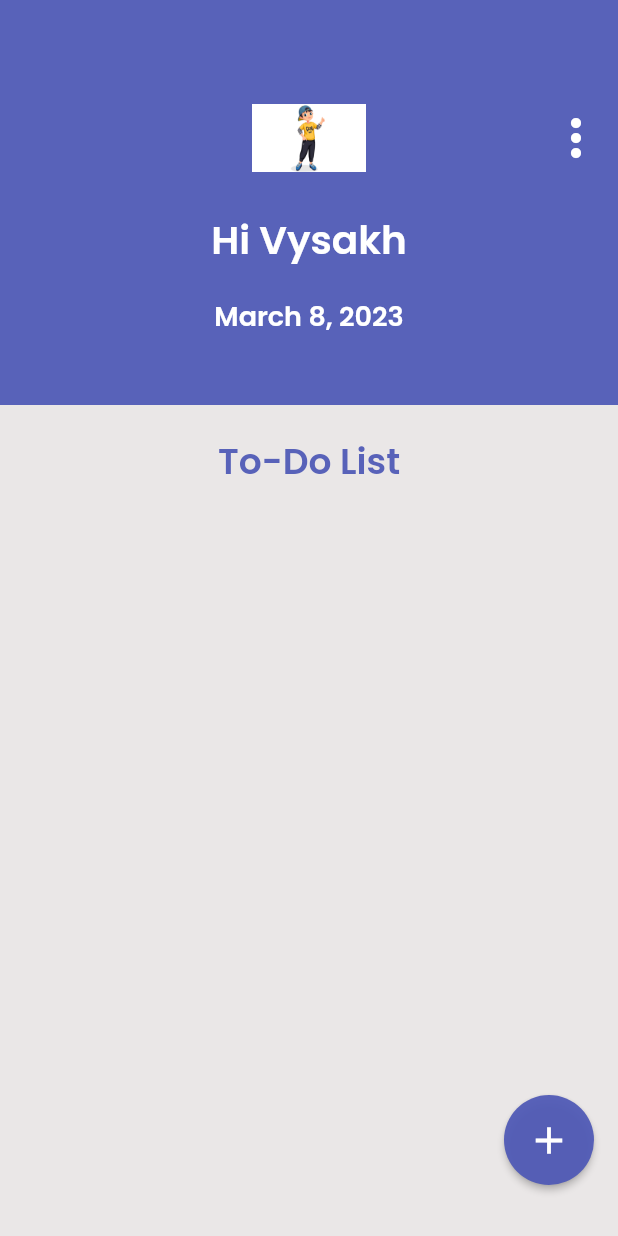
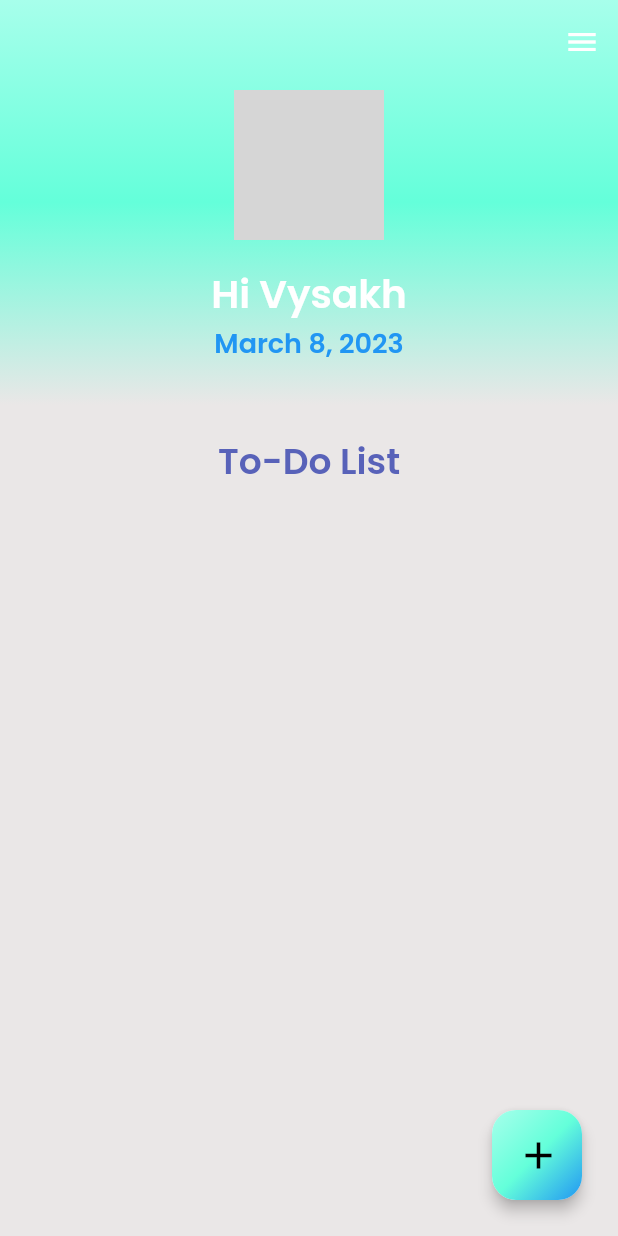
Before and after one commit to vysakhck/to_do_list_app, a Flutter app: the screen it shows after launch, on a phone screen of 412 x 824 dp. Run offline on Flutter 3.47's test engine with Material 2 defaults, Android fonts, the phone set to English and light mode, and no system bars; our stand-ins replace google_fonts; network calls fail; grey boxes are pictures that could not be loaded.

Commit message:
add 3 files

```diff
--- a/lib/body.dart
+++ b/lib/body.dart
@@ -71,98 +71,58 @@ class _TodoAppState extends State<TodoApp> {
             padding: EdgeInsets.only(top: 60),
             height: 270,
             width: 430,
-            color: Color(0xF1505AB6),
+            // color: Color(0xF1505AB6),
+            decoration: BoxDecoration(
+              gradient: LinearGradient(
+                begin: Alignment.topCenter,
+                end: Alignment.bottomCenter,
+                colors: [
+                  Colors.tealAccent[100]!,
+                  Colors.tealAccent[200]!,
+                  Color(0xFFEAE7E7),
+                ],
+              ),
+            ),
             child: Column(
               children: [
-                Container(
-                  width: double.infinity,
-                  height: 64.0,
-
-                  // width: 300,
-                  child: Stack(
-                    children: [
-                      Align(
-                        alignment: Alignment.center,
-                        child: IconButton(
-                          // height: 76,
-                          // width: 76,
-                          icon: Image.asset(
-                            'assets/person2.jpg',
-                          ),
-
-                          iconSize: 76,
-                          onPressed: () {
+                GestureDetector(
+                  onTap: () {
                     Navigator.of(context).push(
                       MaterialPageRoute(
-                                builder: (context) => MyStatefulWidget(),
+                        builder: (context) => LoginPage(),
                       ),
                     );
                   },
-                        ),
-                      ),
-                      Align(
-                        alignment: Alignment.centerRight,
-                        child: IconButton(
-                          icon: Icon(Icons.more_vert_rounded),
-                          color: Colors.white,
-                          iconSize: 40,
-                          onPressed: () {
-                            Drawer(
-                              child: ListView(
-                                padding: EdgeInsets.zero,
-                                children: [
-                                  DrawerHeader(
-                                    decoration: BoxDecoration(
-                                      color: Colors.blue,
-                                    ),
-                                    child: Text('Drawer Header'),
-                                  ),
-                                  ListTile(
-                                    title: Text('Item 1'),
-                                    onTap: () {},
-                                  ),
-                                  ListTile(
-                                    title: Text('Item 2'),
-                                    onTap: () {},
-                                  ),
-                                ],
-                              ),
-                            );
-                          },
-                        ),
-                      ),
-                    ],
+                  child: CircleAvatar(
+                    radius: 50,
+                    backgroundImage: NetworkImage(
+                        'https://api.dicebear.com/5.x/fun-emoji/png?seed=Buster'),
                   ),
                 ),
                 SizedBox(
                   height: 16,
                 ),
                 Container(
-                    child: Text('Hi Vysakh',
+                  child: Text(
+                    'Hi Vysakh',
                     style: GoogleFonts.poppins(
                       fontSize: 26,
                       fontWeight: FontWeight.w600,
-                            color: Colors.white))),
+                      color: Colors.white,
+                    ),
+                  ),
+                ),
                 // fontSize: 24,
                 // fontWeight: FontWeight.w500,
                 // color: Colors.white),)
 
-                SizedBox(
-                  height: 18,
-                ),
-                Container(
-                  // margin: const EdgeInsets.only(top: 10, left: 20)
-
-                  child: Text(
+                Text(
                   DateFormat.yMMMMd().format(DateTime.now()),
                   style: GoogleFonts.poppins(
                     fontSize: 18,
                     fontWeight: FontWeight.w600,
-                        color: Colors.white),
+                    color: Colors.blue,
                   ),
-                ),
-                const SizedBox(
-                  height: 10,
                 ),
               ],
             ),
@@ -192,13 +152,28 @@ class _TodoAppState extends State<TodoApp> {
               ),
             ),
           ),
-          Container(
-            // height: 60,
-            // width: 60,
-            alignment: Alignment.bottomRight,
-            margin: const EdgeInsets.only(bottom: 34, left: 18),
+          Align(
+            alignment: Alignment.centerRight,
             child: Padding(
-              padding: const EdgeInsets.symmetric(horizontal: 15),
+              padding: const EdgeInsets.all(24.0),
+              child: Material(
+                elevation: 4,
+                shape: RoundedRectangleBorder(
+                    borderRadius: BorderRadius.circular(16)),
+                child: Container(
+                  height: 60,
+                  width: 60,
+                  decoration: BoxDecoration(
+                      gradient: LinearGradient(
+                        begin: Alignment.topLeft,
+                        end: Alignment.bottomRight,
+                        colors: [
+                          Colors.tealAccent[100]!,
+                          Colors.tealAccent[200]!,
+                          Colors.blue
+                        ],
+                      ),
+                      borderRadius: BorderRadius.circular(16)),
                   child: ElevatedButton(
                     onPressed: () {
                       showModalBottomSheet(
@@ -206,13 +181,17 @@ class _TodoAppState extends State<TodoApp> {
                           builder: (context) => _buildBottomSheet(context));
                     },
                     style: ElevatedButton.styleFrom(
-                    minimumSize: Size(60, 60),
-                    backgroundColor: Color(0xF1505AB6),
+                      minimumSize: Size(80, 60),
+                      backgroundColor: Colors.transparent,
+                      foregroundColor: Colors.black,
                       alignment: Alignment.center,
-                    shape: CircleBorder()),
+                      shadowColor: Colors.transparent,
+                    ),
                     child: Icon(
                       Icons.add,
                       size: 30,
+                    ),
+                  ),
                 ),
               ),
             ),
--- a/lib/logIn.dart
+++ b/lib/logIn.dart
@@ -1,14 +1,14 @@
 import 'package:flutter/material.dart';
 import 'package:to_do_list_app/main.dart';
 
-class MyStatefulWidget extends StatefulWidget {
-  const MyStatefulWidget({Key? key}) : super(key: key);
+class LoginPage extends StatefulWidget {
+  const LoginPage({Key? key}) : super(key: key);
 
   @override
-  State<MyStatefulWidget> createState() => _MyStatefulWidgetState();
+  State<LoginPage> createState() => _LoginPageState();
 }
 
-class _MyStatefulWidgetState extends State<MyStatefulWidget> {
+class _LoginPageState extends State<LoginPage> {
   final nameController = TextEditingController();
   final passwordController = TextEditingController();
 
@@ -16,11 +16,6 @@ class _MyStatefulWidgetState extends State<MyStatefulWidget> {
   Widget build(BuildContext context) {
     return MaterialApp(
       home: Scaffold(
-        // backgroundColor: Color.fromARGB(255, 239, 235, 235),
-        appBar: AppBar(
-          title: Text('LogIn'),
-          backgroundColor: Color(0xF1505AB6),
-        ),
         body: Padding(
           padding: const EdgeInsets.all(20),
           child: ListView(
--- a/lib/main.dart
+++ b/lib/main.dart
@@ -4,17 +4,22 @@ import 'logIn.dart';
 import 'body.dart';
 
 void main() {
-  runApp(const MyApp());
+  runApp(MyApp());
 }
 
 class MyApp extends StatelessWidget {
-  const MyApp({super.key});
+  MyApp({super.key});
   @override
   Widget build(BuildContext context) {
     return MaterialApp(
       debugShowCheckedModeBanner: false,
       home: Scaffold(
-        drawer: Drawer(
+        appBar: AppBar(
+          backgroundColor: Colors.transparent,
+          elevation: 0,
+        ),
+        extendBodyBehindAppBar: true,
+        endDrawer: Drawer(
           child: ListView(
             padding: EdgeInsets.zero,
             children: <Widget>[
```
Lines whose indentation alone changed are shown as unchanged.
